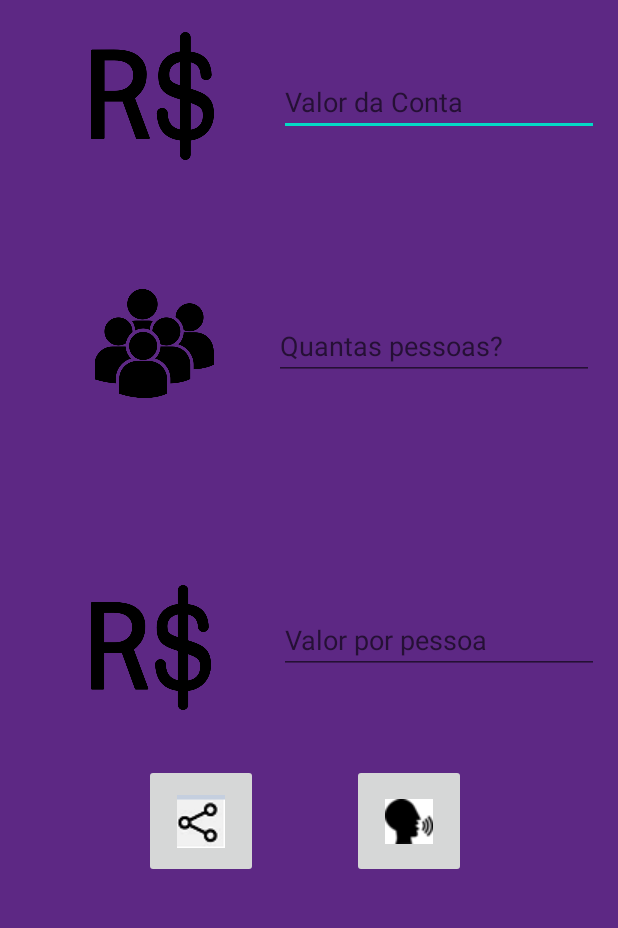
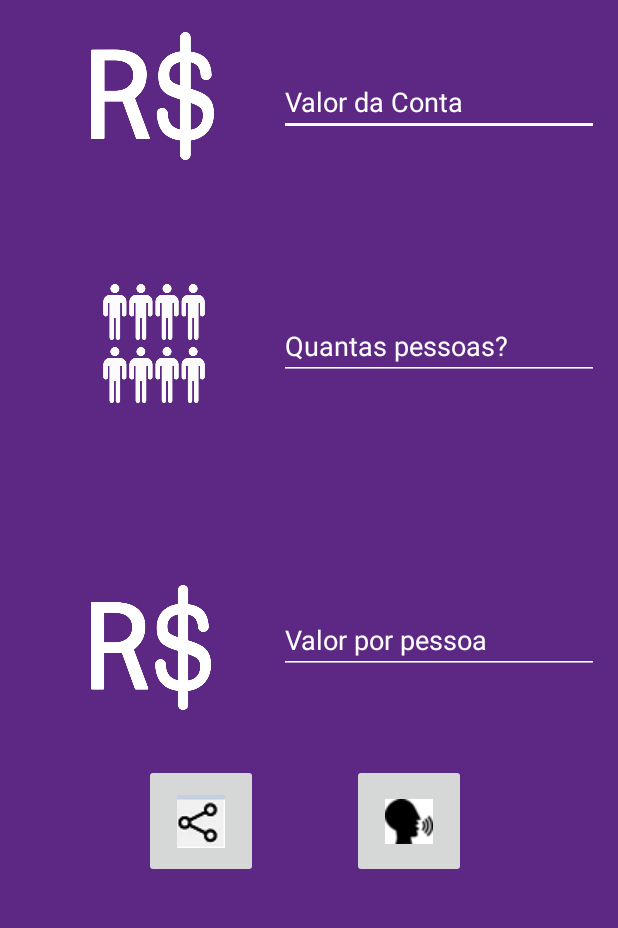
Before and after one commit to Joao-VictorF/VamosRachar, an Android app: the screen it shows after launch (MainActivity), on a phone screen of 412 x 824 dp, the part 286-1214 px from its top. Run offline under Robolectric (Android 15) with nearby library versions, the phone set to English and light mode, and no system bars.

Commit message:
changing icons and fixing input text and bg color

```diff
--- a/app/src/main/res/layout/activity_main.xml
+++ b/app/src/main/res/layout/activity_main.xml
@@ -44,6 +44,9 @@
         app:layout_constraintEnd_toEndOf="parent"
         app:layout_constraintHorizontal_bias="0.935"
         app:layout_constraintStart_toStartOf="parent"
+        android:textColor="@color/white"
+        android:textColorHint="@android:color/white"
+        android:backgroundTint="@android:color/white"
         app:layout_constraintTop_toTopOf="parent" />
 
     <ImageView
@@ -66,7 +69,10 @@
         android:inputType="numberDecimal"
         app:layout_constraintBottom_toBottomOf="parent"
         app:layout_constraintEnd_toEndOf="parent"
-        app:layout_constraintHorizontal_bias="0.92"
+        app:layout_constraintHorizontal_bias="0.935"
+        android:textColor="@color/white"
+        android:textColorHint="@android:color/white"
+        android:backgroundTint="@android:color/white"
         app:layout_constraintStart_toStartOf="parent" />
 
     <ImageView
@@ -90,6 +96,9 @@
         app:layout_constraintBottom_toBottomOf="parent"
         app:layout_constraintEnd_toEndOf="parent"
         app:layout_constraintHorizontal_bias="0.935"
+        android:textColor="@color/white"
+        android:textColorHint="@android:color/white"
+        android:backgroundTint="@android:color/white"
         app:layout_constraintStart_toStartOf="parent" />
 
     <ImageButton
```
Also changed, not shown: app/src/main/res/drawable/quantity.png, app/src/main/res/drawable/valor.png.
